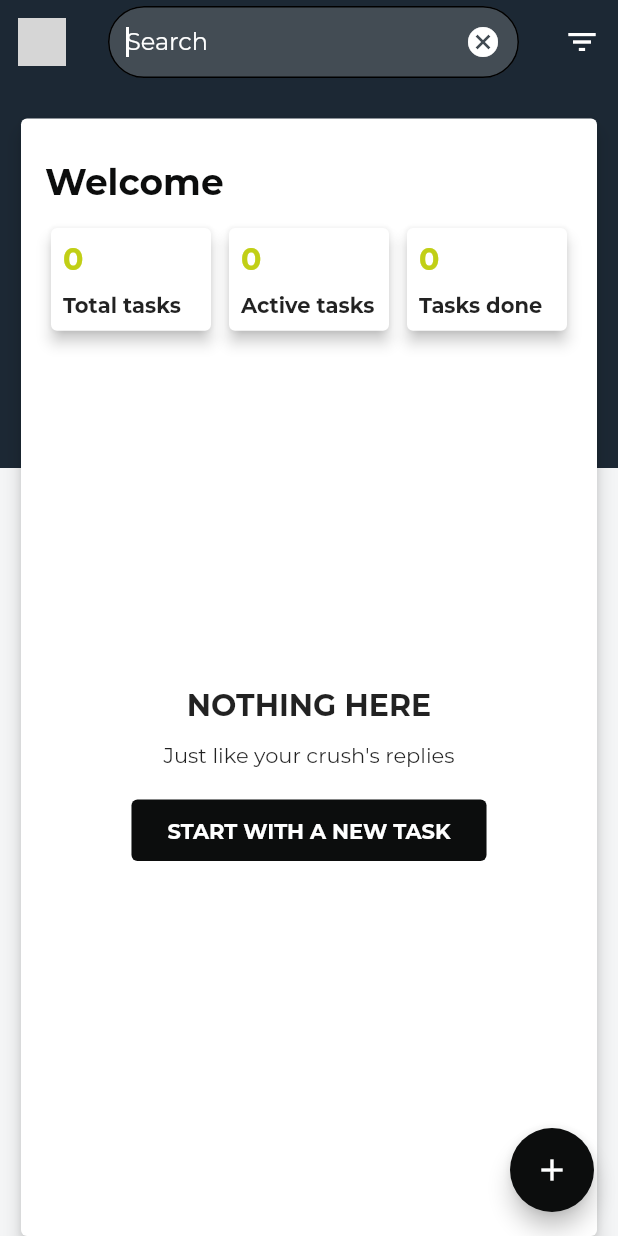
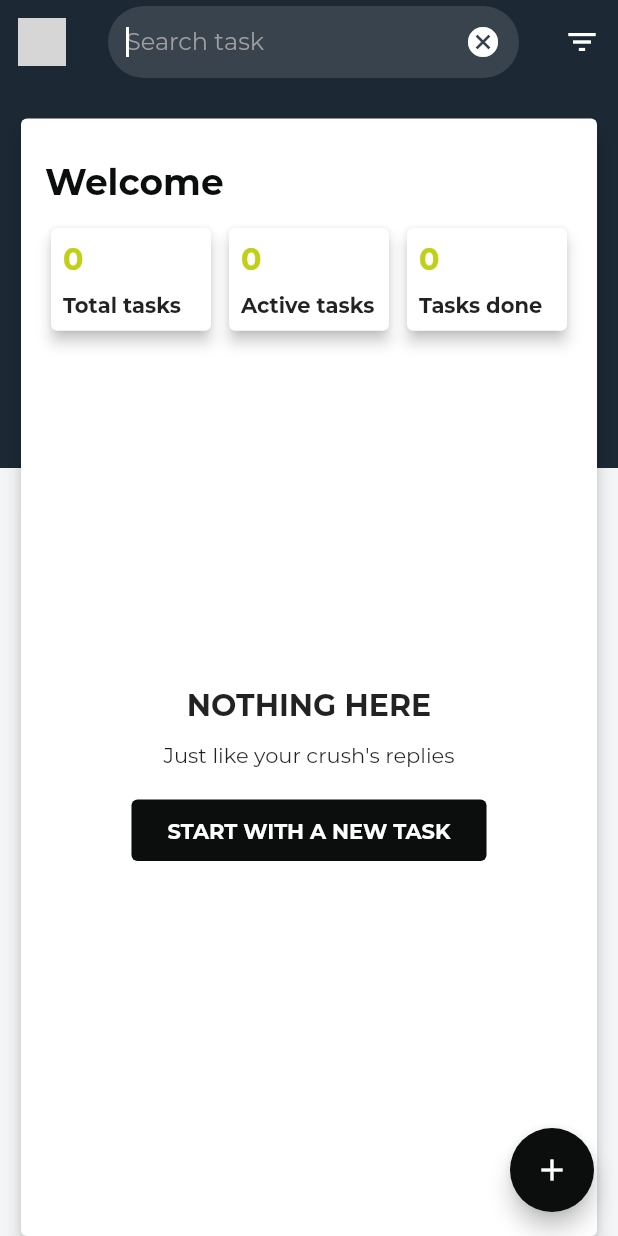
Before and after one commit to silverhairs/awesome-taskforce-todo, a Flutter app: the screen it shows after launch, after a tap on the "search" icon, on a phone screen of 412 x 824 dp. Run offline on Flutter 3.47's test engine with Material 2 defaults, Android fonts, the phone set to English and light mode, and no system bars; our stand-ins replace cloud_firestore, flutter_hooks, hive, hooks_riverpod, image_picker; accounts and stored records are empty; generated files the repository leaves out were written again; grey boxes are pictures that could not be loaded.

Commit message:
refactor:update design

```diff
--- a/lib/views/widgets/search_bar.dart
+++ b/lib/views/widgets/search_bar.dart
@@ -6,15 +6,18 @@ class SearchBar extends StatelessWidget {
     Key key,
     @required TextEditingController searchBarController,
     @required this.hideSearchBar,
+    @required this.onChanged,
   })  : _searchBarController = searchBarController,
         super(key: key);
 
   final TextEditingController _searchBarController;
   final VoidCallback hideSearchBar;
+  final void Function(String) onChanged;
 
   @override
   Widget build(BuildContext context) {
     return TextField(
+      onChanged: this.onChanged,
       autofocus: true,
       style: TextStyle(color: TodoColors.accent),
       cursorColor: TodoColors.accent,
@@ -26,15 +29,18 @@ class SearchBar extends StatelessWidget {
         ),
         focusedBorder: OutlineInputBorder(
           borderRadius: BorderRadius.circular(50),
+          borderSide: BorderSide.none,
+        ),
+        enabledBorder: OutlineInputBorder(
+          borderRadius: BorderRadius.circular(50),
+          borderSide: BorderSide.none,
         ),
         contentPadding: EdgeInsets.only(left: 12),
-        fillColor: Colors.grey.withOpacity(.3),
+        fillColor: Colors.white.withOpacity(0.125),
         filled: true,
         border: OutlineInputBorder(borderSide: BorderSide.none),
-        hintText: "Search",
-        hintStyle: TextStyle(
-          color: Colors.white,
-        ),
+        hintText: "Search task",
+        hintStyle: TextStyle(color: Colors.grey),
       ),
     );
   }
```
